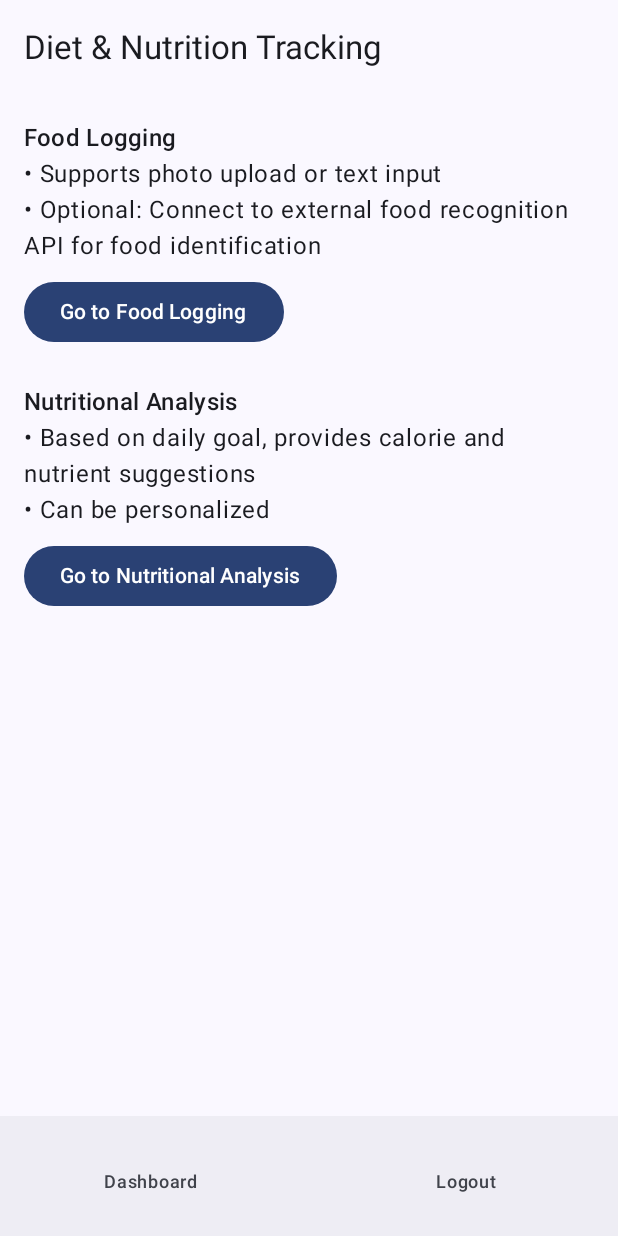
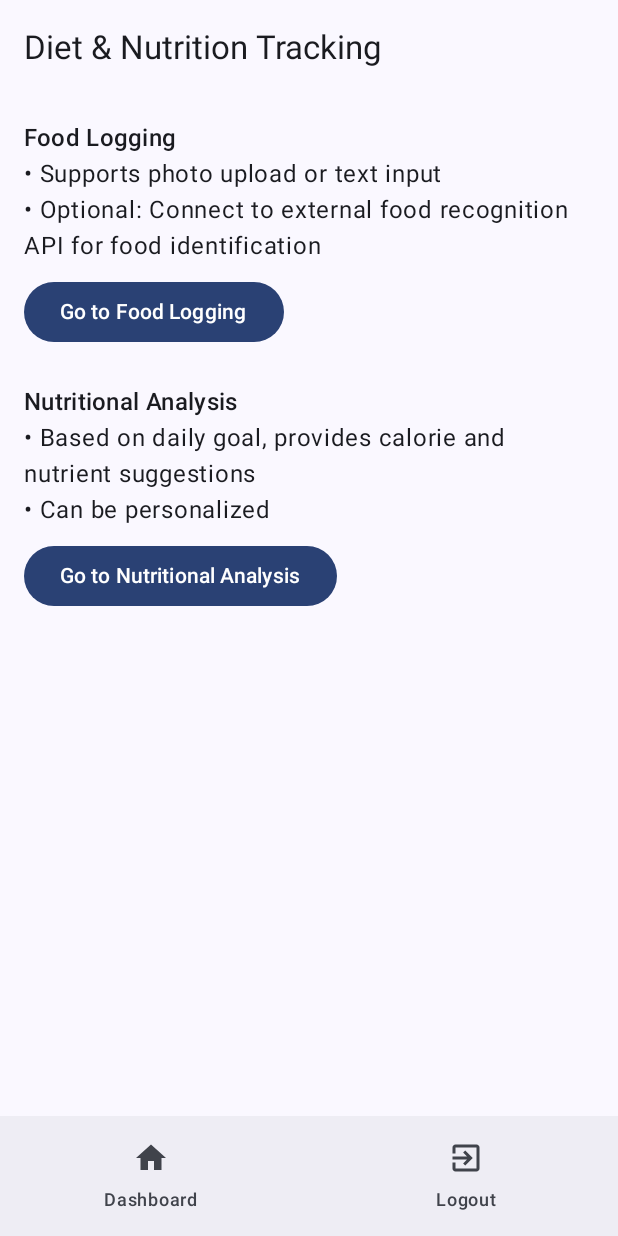
Before and after one commit to aa7355608/FIT5046_LAB10_GROUP6, an Android app built with Jetpack Compose: the screen it shows after launch (MainActivity), on a phone screen of 412 x 824 dp. Run offline under Robolectric (Android 15) with nearby library versions, the phone set to English and light mode, and no system bars.

Commit message:
update bottom bar

```diff
--- a/app/src/main/java/com/example/helloworld/MainActivity.kt
+++ b/app/src/main/java/com/example/helloworld/MainActivity.kt
@@ -18,6 +18,8 @@ import androidx.navigation.compose.NavHost
 import androidx.navigation.compose.composable
 import androidx.navigation.compose.rememberNavController
 import com.example.helloworld.ui.theme.HelloWorldTheme
+import androidx.compose.material.icons.filled.Home
+import androidx.compose.material.icons.filled.ExitToApp
 
 class MainActivity : ComponentActivity() {
     override fun onCreate(savedInstanceState: Bundle?) {
@@ -133,14 +135,14 @@ fun NutritionalAnalysisScreen(navController: NavController) {
 fun BottomNavigationBar() {
     NavigationBar {
         NavigationBarItem(
-            icon = {  },
+            icon = {Icon(Icons.Default.Home, contentDescription = "Dashboard")  },
             label = { Text("Dashboard") },
             selected = false,
             onClick = { /* No action */ }
         )
 
         NavigationBarItem(
-            icon = {  },
+            icon = {Icon(Icons.Filled.ExitToApp, contentDescription = "Logout")  },
             label = { Text("Logout") },
             selected = false,
             onClick = { /* No action */ }
```
Also changed, not shown: 2 other files.
